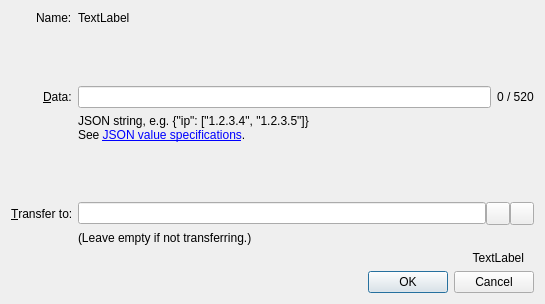
Before: the Qt Designer form src/qt/forms/configurenamedialog.ui in xaya/xaya, drawn with Qt 5.
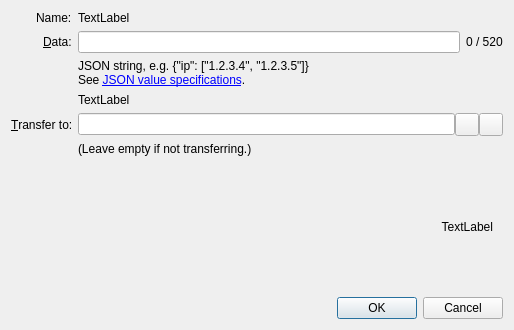
After: the same form once the commit is applied. Icons and pictures are not drawn. Custom widgets are drawn as their Qt base class.

Commit message: Added JSON verification functionality in names/applications.cpp alongside the associated unit tests and added them to the configure name dialog box.

The edit to the form file:
```diff
--- a/src/qt/forms/configurenamedialog.ui
+++ b/src/qt/forms/configurenamedialog.ui
@@ -6,8 +6,8 @@
    <rect>
     <x>0</x>
     <y>0</y>
-    <width>545</width>
-    <height>304</height>
+    <width>514</width>
+    <height>330</height>
    </rect>
   </property>
   <property name="sizePolicy">
@@ -48,20 +48,7 @@
        </property>
       </widget>
      </item>
-     <item row="2" column="1">
-      <spacer name="verticalSpacer_2">
-       <property name="orientation">
-        <enum>Qt::Vertical</enum>
-       </property>
-       <property name="sizeHint" stdset="0">
-        <size>
-         <width>20</width>
-         <height>16</height>
-        </size>
-       </property>
-      </spacer>
-     </item>
-     <item row="4" column="0">
+     <item row="3" column="0">
       <widget class="QLabel" name="label">
        <property name="text">
         <string>&amp;Data:</string>
@@ -74,7 +61,37 @@
        </property>
       </widget>
      </item>
-     <item row="5" column="1">
+     <item row="3" column="1">
+      <layout class="QHBoxLayout" name="horizontalLayout_3">
+       <item>
+        <widget class="QLineEdit" name="dataEdit">
+         <property name="toolTip">
+          <string>Enter JSON string that will be associated with the name</string>
+         </property>
+         <property name="maxLength">
+          <number>520</number>
+         </property>
+        </widget>
+       </item>
+       <item>
+        <widget class="QLabel" name="dataSize">
+         <property name="text">
+          <string>0 / 520</string>
+         </property>
+        </widget>
+     </item>
+     <!--
+       <item>
+        <widget class="QPushButton" name="btnDNSEditor">
+         <property name="text">
+          <string>DNS Editor&#8230;</string>
+         </property>
+        </widget>
+       </item>
+     -->
+     </layout>
+     </item>
+     <item row="4" column="1">
       <widget class="QLabel" name="label_4">
        <property name="text">
         <string>JSON string, e.g. {&amp;quot;ip&amp;quot;: [&amp;quot;1.2.3.4&amp;quot;, &amp;quot;1.2.3.5&amp;quot;]}&lt;br&gt;See &lt;a href=&quot;https://github.com/namecoin/proposals&quot;&gt;JSON value specifications&lt;/a&gt;.</string>
@@ -84,20 +101,14 @@
        </property>
       </widget>
      </item>
-     <item row="6" column="1">
-      <spacer name="verticalSpacer">
-       <property name="orientation">
-        <enum>Qt::Vertical</enum>
+     <item row="5" column="1">
+      <widget class="QLabel" name="labelValidJSON">
+       <property name="text">
+        <string>TextLabel</string>
        </property>
-       <property name="sizeHint" stdset="0">
-        <size>
-         <width>20</width>
-         <height>16</height>
-        </size>
-       </property>
-      </spacer>
+      </widget>
      </item>
-     <item row="7" column="0">
+     <item row="6" column="0">
       <widget class="QLabel" name="labelTransferTo">
        <property name="text">
         <string>&amp;Transfer to:</string>
@@ -107,7 +118,7 @@
        </property>
       </widget>
      </item>
-     <item row="7" column="1">
+     <item row="6" column="1">
       <layout class="QHBoxLayout" name="transferToLayout">
        <property name="spacing">
         <number>0</number>
@@ -158,43 +169,13 @@
        </item>
       </layout>
      </item>
-     <item row="8" column="1">
+     <item row="7" column="1">
       <widget class="QLabel" name="labelTransferToHint">
        <property name="text">
         <string>(Leave empty if not transferring.)</string>
        </property>
       </widget>
      </item>
-     <item row="4" column="1">
-      <layout class="QHBoxLayout" name="horizontalLayout_3">
-       <item>
-        <widget class="QLineEdit" name="dataEdit">
-         <property name="toolTip">
-          <string>Enter JSON string that will be associated with the name</string>
-         </property>
-         <property name="maxLength">
-          <number>520</number>
-         </property>
-        </widget>
-       </item>
-       <item>
-        <widget class="QLabel" name="dataSize">
-         <property name="text">
-          <string>0 / 520</string>
-         </property>
-        </widget>
-       </item>
-       <!--
-       <item>
-        <widget class="QPushButton" name="btnDNSEditor">
-         <property name="text">
-          <string>DNS Editor&#8230;</string>
-         </property>
-        </widget>
-       </item>
-       -->
-      </layout>
-     </item>
     </layout>
    </item>
    <item>
```
The commit also changes 4 other files.
